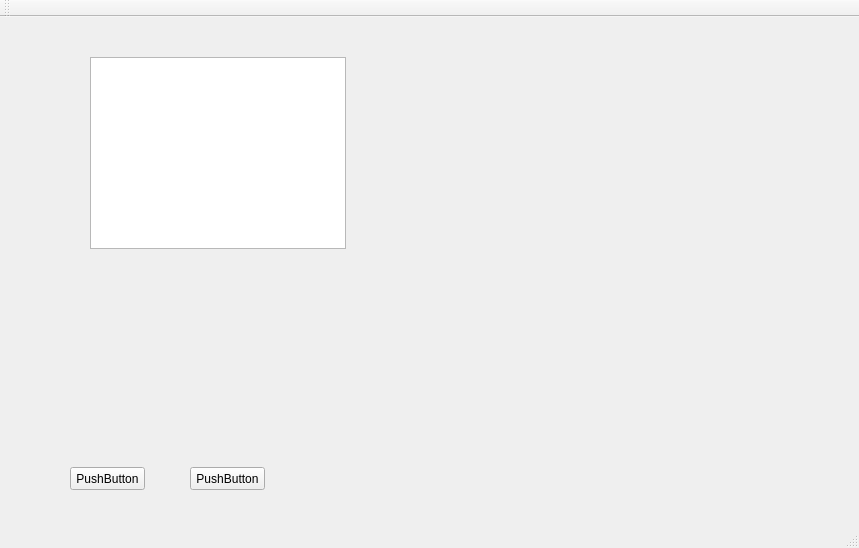
Old version of the form PointFighting/mainwindow.ui in the repository BarsukAlexey/xelarogi.
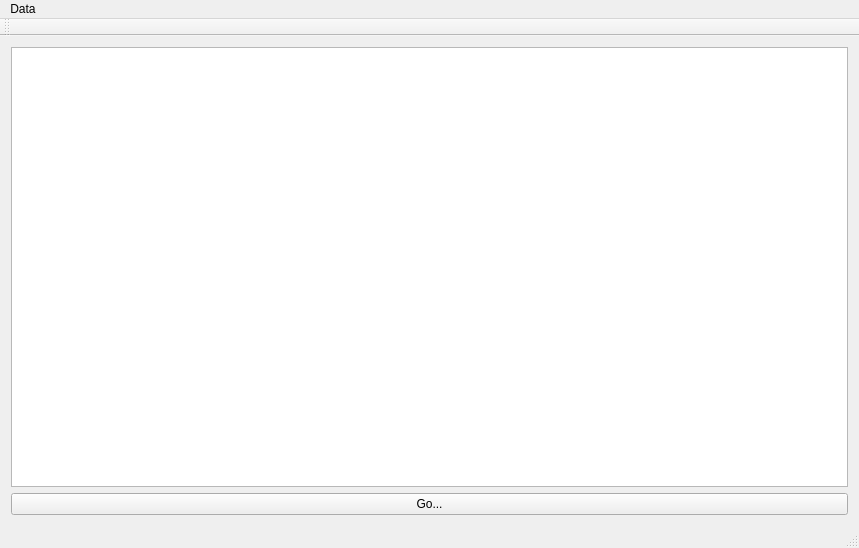
New version of the form.

The edit to the form file:
```diff
--- a/PointFighting/mainwindow.ui
+++ b/PointFighting/mainwindow.ui
@@ -14,42 +14,34 @@
    <string>MainWindow</string>
   </property>
   <widget class="QWidget" name="centralWidget">
-   <widget class="QTableWidget" name="tableWidget">
-    <property name="geometry">
-     <rect>
-      <x>90</x>
-      <y>40</y>
-      <width>256</width>
-      <height>192</height>
-     </rect>
-    </property>
-   </widget>
-   <widget class="QPushButton" name="pushButton">
-    <property name="geometry">
-     <rect>
-      <x>70</x>
-      <y>450</y>
-      <width>75</width>
-      <height>23</height>
-     </rect>
-    </property>
-    <property name="text">
-     <string>PushButton</string>
-    </property>
-   </widget>
-   <widget class="QPushButton" name="pushButton_2">
-    <property name="geometry">
-     <rect>
-      <x>190</x>
-      <y>450</y>
-      <width>75</width>
-      <height>23</height>
-     </rect>
-    </property>
-    <property name="text">
-     <string>PushButton</string>
-    </property>
-   </widget>
+   <layout class="QGridLayout" name="gridLayout">
+    <item row="0" column="0">
+     <widget class="QTableWidget" name="tableWidget">
+      <property name="editTriggers">
+       <set>QAbstractItemView::NoEditTriggers</set>
+      </property>
+      <property name="selectionMode">
+       <enum>QAbstractItemView::SingleSelection</enum>
+      </property>
+      <property name="selectionBehavior">
+       <enum>QAbstractItemView::SelectRows</enum>
+      </property>
+      <property name="columnCount">
+       <number>0</number>
+      </property>
+      <attribute name="verticalHeaderVisible">
+       <bool>false</bool>
+      </attribute>
+     </widget>
+    </item>
+    <item row="1" column="0">
+     <widget class="QPushButton" name="pushButtonGo">
+      <property name="text">
+       <string>Go...</string>
+      </property>
+     </widget>
+    </item>
+   </layout>
   </widget>
   <widget class="QMenuBar" name="menuBar">
    <property name="geometry">
@@ -60,6 +52,14 @@
      <height>21</height>
     </rect>
    </property>
+   <widget class="QMenu" name="menuData">
+    <property name="title">
+     <string>Data</string>
+    </property>
+    <addaction name="actionLoad_data"/>
+    <addaction name="actionExport_results"/>
+   </widget>
+   <addaction name="menuData"/>
   </widget>
   <widget class="QToolBar" name="mainToolBar">
    <attribute name="toolBarArea">
```
Left out of the diff: 10 changed lines with no effect on the pictures.
